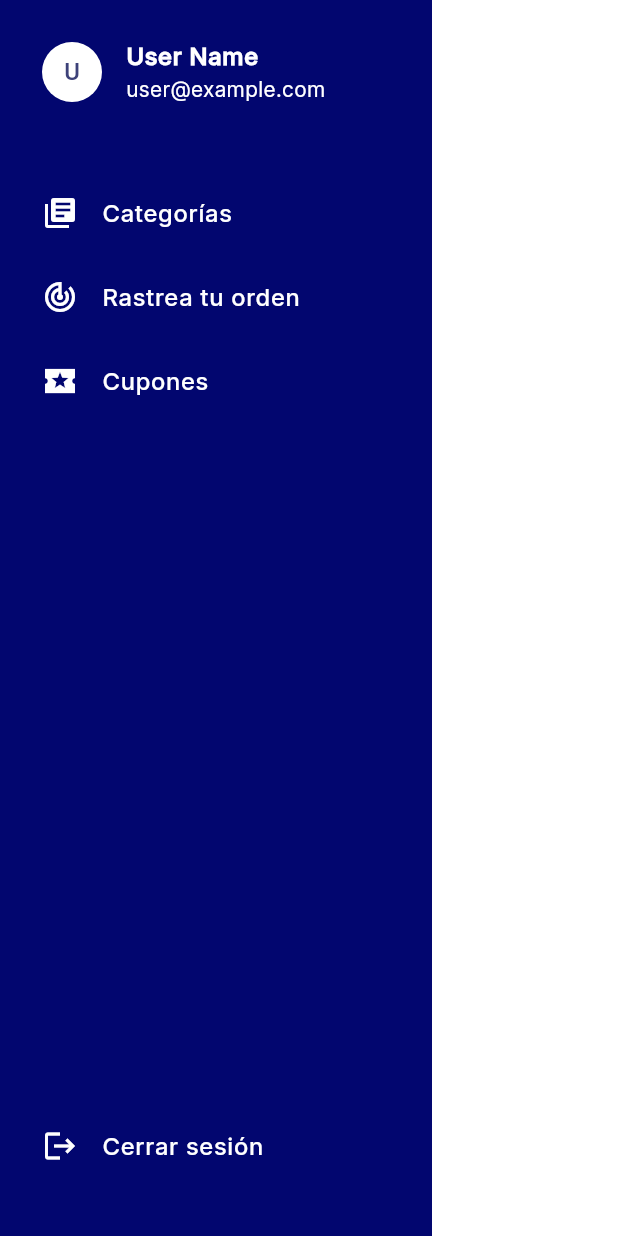
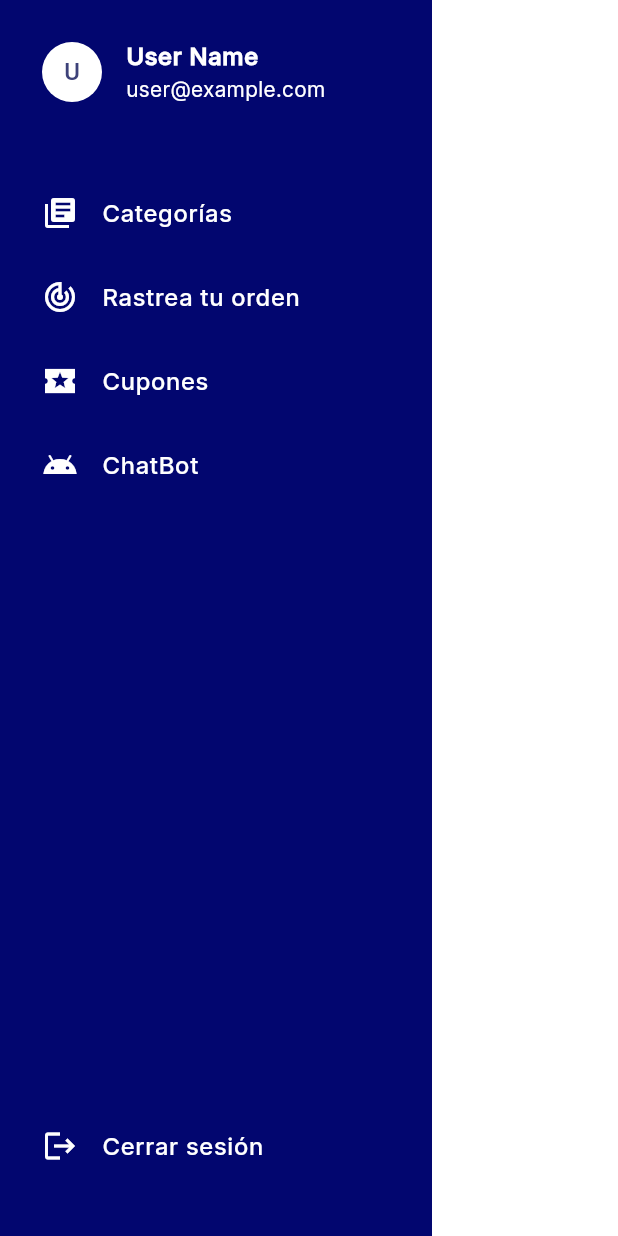
Before and after one commit to Blue-Team-UCAB/go-delivery-frontend, a Flutter app: the SidebarScreen widget shown alone on an empty page, opened directly, on a phone screen of 412 x 824 dp. Run offline on Flutter 3.47's test engine with Material 3 defaults, Android fonts, the phone set to English and light mode, and no system bars; our stand-ins replace animate_do, cached_network_image, dio, equatable, firebase_core, firebase_messaging and 16 more; missing offline and left inert: flutter_stripe; accounts and stored records are empty; generated files the repository leaves out were written again; network calls fail; Roboto replaces fonts that are missing (Inter, Montserrat); project files that could hold a hidden picture were left out.

Commit message:
enviroment(chatbot): added chatbot with flutter chat ui.

```diff
--- a/lib/presentation/core/router/app_router.dart
+++ b/lib/presentation/core/router/app_router.dart
@@ -36,6 +36,10 @@ class RoutesManager {
           path: '/coupon',
           pageBuilder: (context, state) => CustomTransitions.slideRight(
               key: state.pageKey, child: const CouponScreen())),
+      GoRoute(
+          path: '/chatbot',
+          pageBuilder: (context, state) => CustomTransitions.slideRight(
+              key: state.pageKey, child: const ChatBotScreen())),
       GoRoute(
           path: '/wallet',
           pageBuilder: (context, state) => CustomTransitions.slideRight(
--- a/lib/presentation/screens/homescreen/sidebar_screen.dart
+++ b/lib/presentation/screens/homescreen/sidebar_screen.dart
@@ -90,6 +90,18 @@ class SidebarScreen extends StatelessWidget {
                 context.push('/coupon');
               },
             ),
+            ListTile(
+              leading: const Icon(Icons.android_outlined, color: Colors.white),
+              title: const Text('ChatBot',
+                  style: TextStyle(
+                      fontFamily: 'Inter',
+                      fontWeight: FontWeight.w600,
+                      fontSize: 16,
+                      color: Color(0xFFFFFFFF))),
+              onTap: () {
+                context.push('/chatbot');
+              },
+            ),
             const Spacer(),
             ListTile(
               leading: const Icon(Icons.logout, color: Color(0xFFFFFFFF)),
--- a/lib/presentation/screens/screens.dart
+++ b/lib/presentation/screens/screens.dart
@@ -16,3 +16,4 @@ export 'profile/profile_screen.dart';
 export 'profile/wallet.dart';
 export 'profile/direction_screen.dart';
 export 'profile/preferences_screen.dart';
+export 'chatbot/chatbot_screen.dart';
--- a/lib/presentation/widgets/sidebar.dart
+++ b/lib/presentation/widgets/sidebar.dart
@@ -1,7 +1,7 @@
 import 'package:flutter/material.dart';
 
 class Sidebar extends StatelessWidget {
-  final String userName;    // Add these parameters
+  final String userName; // Add these parameters
   final String userEmail;
   final VoidCallback onLogout;
 
@@ -21,7 +21,7 @@ class Sidebar extends StatelessWidget {
         child: Column(
           crossAxisAlignment: CrossAxisAlignment.start,
           children: [
-              UserAccountsDrawerHeader(
+            UserAccountsDrawerHeader(
               accountName: Text(userName),
               accountEmail: Text(userEmail),
               currentAccountPicture: const CircleAvatar(
--- a/pubspec.yaml
+++ b/pubspec.yaml
@@ -32,6 +32,10 @@ dependencies:
   image_picker: ^1.1.2
   image_cropper: ^8.1.0
   intl: ^0.19.0
+  flutter_chat_ui: ^1.6.15
+  flutter_chat_types: ^3.6.2
+  http: ^1.2.2
+  uuid: ^4.5.1
   isar:
     hosted: https://pub.isar-community.dev
     version: 3.1.8
```
Also changed, not shown: lib/presentation/screens/chatbot/chatbot_screen.dart (added, +80 -0 lines).
